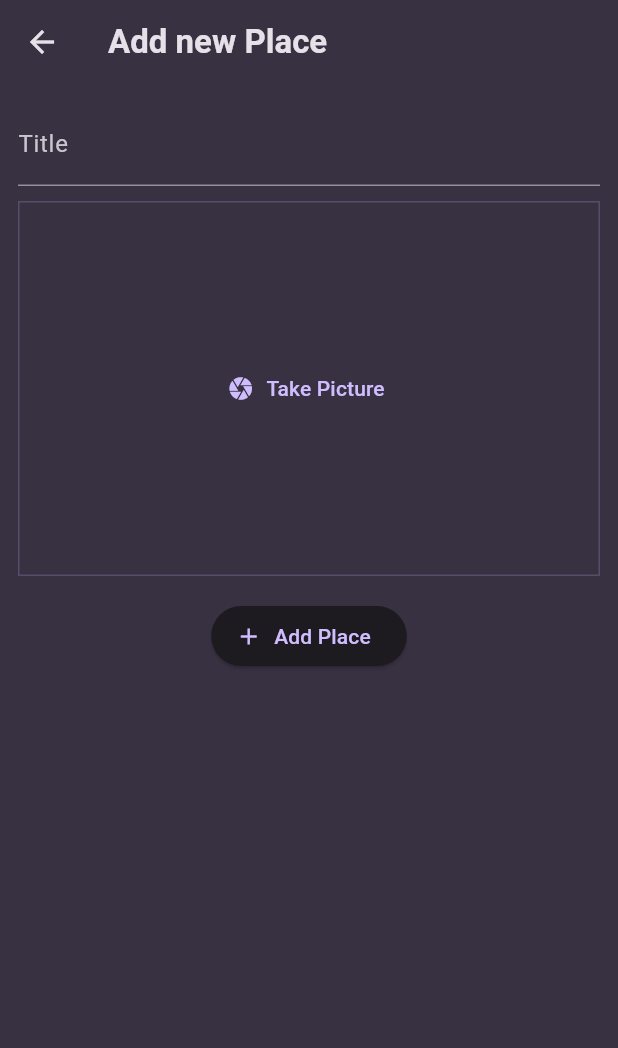
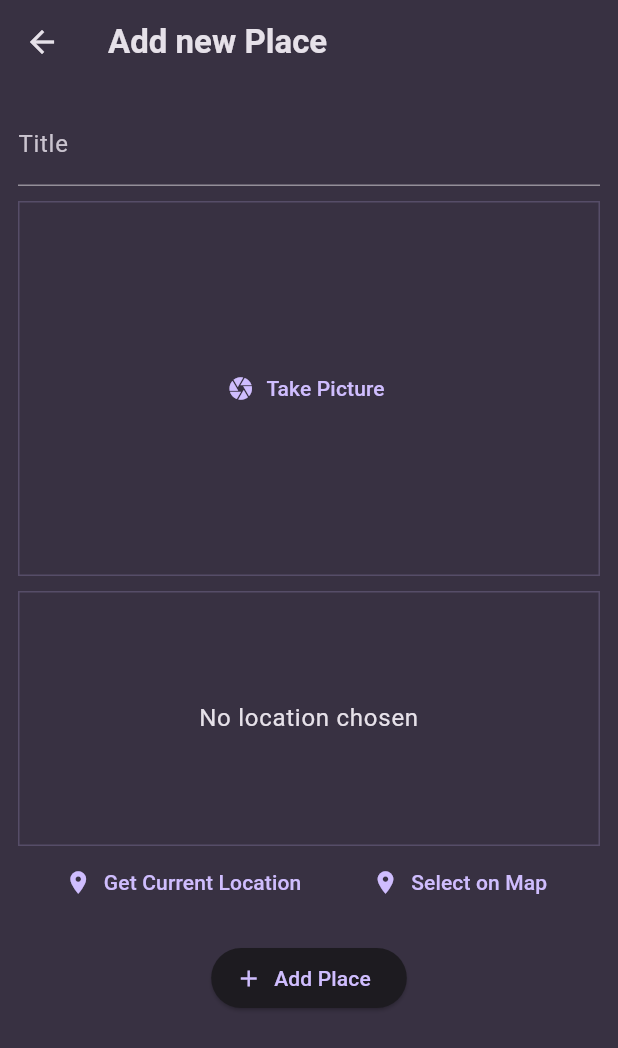
Before and after one commit to Bureau536/favorite_places, a Flutter app: the screen it shows after launch, after a tap on the "add" icon, on a phone screen of 412 x 824 dp. Shown: the top 1048 px of the screen. Run offline on Flutter 3.47's test engine with Material 3 defaults, Android fonts, the phone set to English and light mode, and no system bars; our stand-ins replace flutter_riverpod, google_fonts, image_picker.

Commit message:
Lesson 250
Added UI for the location on the new place screen.

```diff
--- a/lib/screens/add_place.dart
+++ b/lib/screens/add_place.dart
@@ -2,6 +2,7 @@ import 'dart:io';
 
 import 'package:favorite_places/providers/user_places.dart';
 import 'package:favorite_places/widgets/image_input.dart';
+import 'package:favorite_places/widgets/location_input.dart';
 import 'package:flutter/material.dart';
 import 'package:flutter_riverpod/flutter_riverpod.dart';
 
@@ -59,6 +60,8 @@ class _AddPlaceScreenState extends ConsumerState<AddPlaceScreen> {
                 _selectedImage = image;
               },
             ),
+            const SizedBox(height: 10),
+            LocationInput(),
             const SizedBox(height: 16),
             ElevatedButton.icon(
               onPressed: _savePlace,
--- a/lib/screens/places.dart
+++ b/lib/screens/places.dart
@@ -13,7 +13,7 @@ class PlacesScreen extends ConsumerWidget {
 
     return Scaffold(
       appBar: AppBar(
-        title: const Text('Your PLaces'),
+        title: const Text('Your Places'),
         actions: [
           IconButton(
             onPressed: () {
--- /dev/null
+++ b/lib/widgets/location_input.dart
@@ -0,0 +1,57 @@
+import 'package:flutter/material.dart';
+
+class LocationInput extends StatefulWidget {
+  const LocationInput({super.key});
+
+  @override
+  State<LocationInput> createState() {
+    return _LocationInputState();
+  }
+}
+
+class _LocationInputState extends State<LocationInput> {
+  @override
+  Widget build(BuildContext context) {
+    return Column(
+      children: [
+        Container(
+          height: 170,
+          width: double.infinity,
+          alignment: Alignment.center,
+          decoration: BoxDecoration(
+            border: Border.all(
+              width: 1,
+              color: Theme.of(context).colorScheme.primary.withOpacity(0.2),
+            ),
+          ),
+          child: Text(
+            'No location chosen',
+            textAlign: TextAlign.center,
+            style: Theme.of(context).textTheme.bodyLarge!.copyWith(
+                  color: Theme.of(context).colorScheme.onSurface,
+                ),
+          ),
+        ),
+        Row(
+          mainAxisAlignment: MainAxisAlignment.spaceEvenly,
+          children: [
+            TextButton.icon(
+              onPressed: () {},
+              label: const Text('Get Current Location'),
+              icon: const Icon(
+                Icons.location_on,
+              ),
+            ),
+            TextButton.icon(
+              onPressed: () {},
+              label: const Text('Select on Map'),
+              icon: const Icon(
+                Icons.location_on,
+              ),
+            ),
+          ],
+        ),
+      ],
+    );
+  }
+}
--- a/pubspec.yaml
+++ b/pubspec.yaml
@@ -41,6 +41,7 @@ dependencies:
   flutter_riverpod: ^2.6.1
   image_picker: ^1.1.2
   image_picker_android: ^0.8.12+17
+  location: ^7.0.1
 
 dev_dependencies:
   flutter_test:
```
Also changed, not shown: 2 other files.
